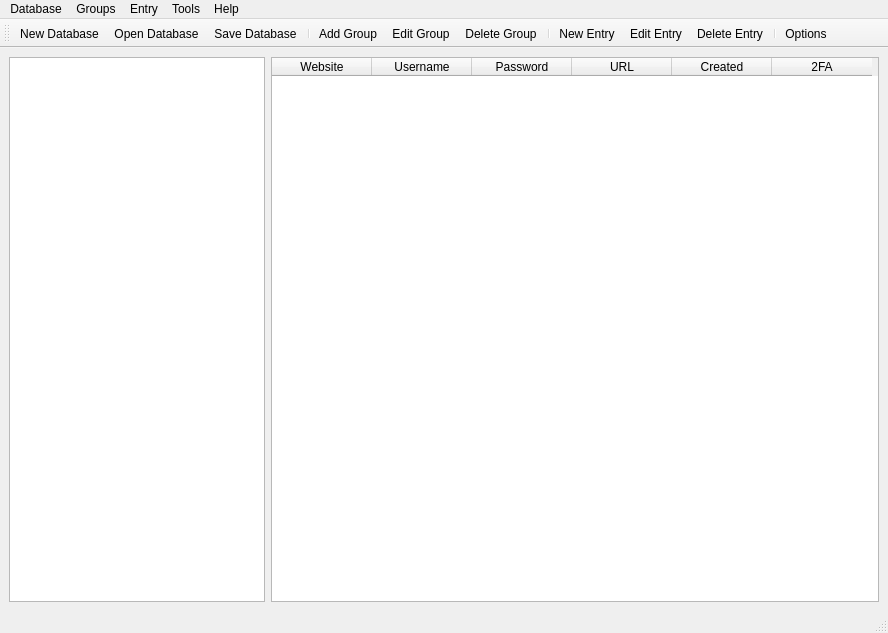
Before: the Qt Designer form designs/Main.ui in C18384776/Armour, drawn with Qt 5.
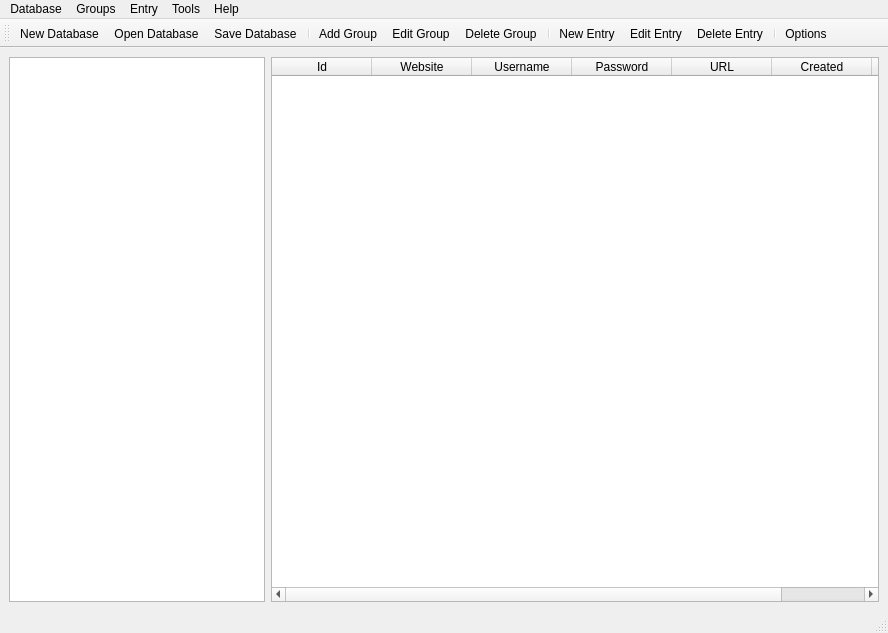
After: the same form once the commit is applied. Icons and pictures are not drawn.

Commit message: Added a hidden column to table

```diff
--- a/designs/Main.ui
+++ b/designs/Main.ui
@@ -20,6 +20,11 @@
     </item>
     <item>
      <widget class="QTableWidget" name="tableWidget_entries">
+      <column>
+       <property name="text">
+        <string>Id</string>
+       </property>
+      </column>
       <column>
        <property name="text">
         <string>Website</string>
```
The commit also changes 4 other files.
